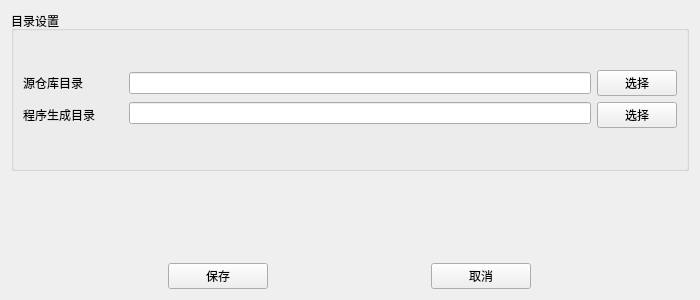
Above: setting.ui from nie11kun/HorizonJuicerCreator before the change. Below: the same form after it.
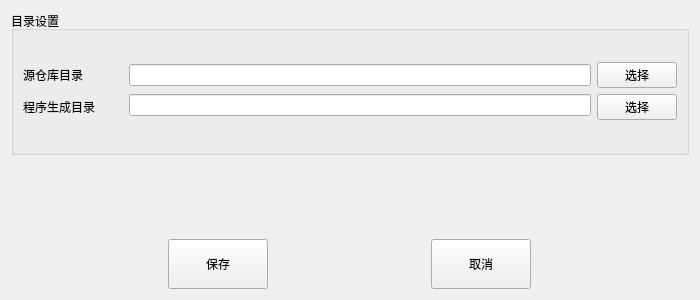
That is the form after the change.

Commit message: remove unused code

```diff
--- a/setting.ui
+++ b/setting.ui
@@ -111,7 +111,7 @@
        <property name="minimumSize">
         <size>
          <width>80</width>
-         <height>0</height>
+         <height>50</height>
         </size>
        </property>
        <property name="maximumSize">
@@ -130,7 +130,7 @@
        <property name="minimumSize">
         <size>
          <width>80</width>
-         <height>0</height>
+         <height>50</height>
         </size>
        </property>
        <property name="maximumSize">
```
The commit also changes 2 other files.
